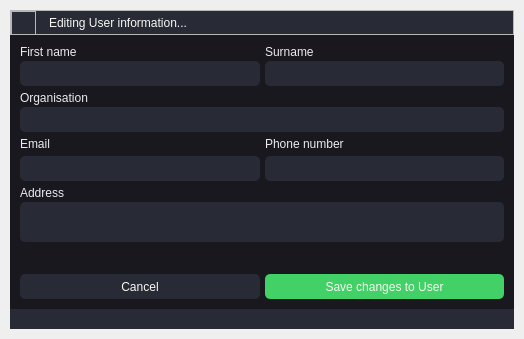
Old version of the form src/app/ui/qt/edituserdialog.ui in the repository AIR-G-UFOP/Saturn-SampleLog.
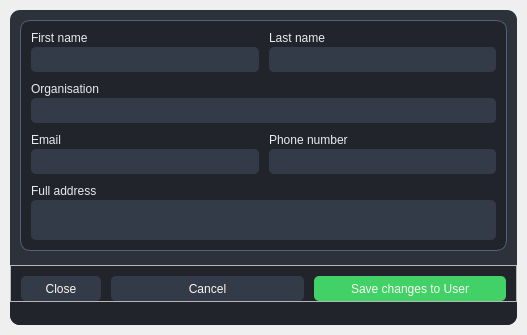
New version of the form. Icons and pictures are not drawn.

Patch:
```diff
--- a/src/app/ui/qt/edituserdialog.ui
+++ b/src/app/ui/qt/edituserdialog.ui
@@ -6,10 +6,28 @@
    <rect>
     <x>0</x>
     <y>0</y>
-    <width>524</width>
-    <height>339</height>
+    <width>527</width>
+    <height>335</height>
    </rect>
   </property>
+  <property name="minimumSize">
+   <size>
+    <width>340</width>
+    <height>335</height>
+   </size>
+  </property>
+  <property name="maximumSize">
+   <size>
+    <width>800</width>
+    <height>345</height>
+   </size>
+  </property>
+  <property name="sizeIncrement">
+   <size>
+    <width>0</width>
+    <height>0</height>
+   </size>
+  </property>
   <property name="windowTitle">
    <string>Dialog</string>
   </property>
@@ -18,33 +36,27 @@
 	color: #F8F8F2;
 	font: 8pt &quot;Inter 24pt Medium&quot;;
 }
-/* Bg App */
 #bgApp {	
-	background-color: #19181f;
+	background-color: rgb(44, 49, 58);
+	border-radius: 10px;
 }
+#ContentBox {border-radius: 10px;}
 #contentTopBg {
-	background-color: #282A36;
+	background-color: #20232f;
+	border-top-left-radius: 10px;
+	border-top-right-radius: 10px;
 }
-#topLogo {
-	background-image:;
-	background-position: centered;
-	background-repeat: no-repeat;
+#bottomBar {
+	background-color: rgb(33, 37, 43);
+	border-bottom-left-radius: 10px;
+	border-bottom-right-radius: 10px;
 }
-#titleRightInfo { 
-	padding-left: 10px;
- }
-/* Top Buttons */
-#rightButtons .QPushButton { background-color: rgba(255, 255, 255, 0); border: none;  border-radius: 5px; }
-#rightButtons .QPushButton:hover { background-color: rgb(44, 49, 57); border-style: solid; border-radius: 4px; }
-#rightButtons .QPushButton:pressed { background-color: rgb(23, 26, 30); border-style: solid; border-radius: 4px; }
-#closeAppBtn{ background-color: rgba(255, 255, 255, 0); border: none;}
-#closeAppBtn:hover{ background-color:#ff5555;}
-#closeAppBtn:pressed { background-color:rgb(193, 64, 64); border-style: solid;}
-/* Bottom Bar */
-#bottomBar { background-color: #282A36; }
-#bottomBar QLabel { font-size: 10px; color: rgb(113, 126, 149);}
+#bgUser {
+	background-color: rgb(33, 37, 43);
+	border-radius: 10px;
+	border: 1px solid #525f7f;
+}
 
-/*Button */
 #btn_saveuser {
 	border-radius: 5px;	
 	border: none;
@@ -59,7 +71,7 @@
 #btn_cancel {
 	border-radius: 5px;	
 	border: none;
-	background-color: #282A36;
+	background-color: rgb(52, 59, 72);
 }
 #btn_cancel:hover {
 	background-color: rgb(61, 70, 86);
@@ -67,10 +79,19 @@
 #btn_cancel:pressed {
 	background-color: #282A36;
 }
-
-/*LineEdit */
+#btn_close {
+	border-radius: 5px;	
+	border: none;
+	background-color: rgb(52, 59, 72);
+}
+#btn_close:hover {
+	background-color: #FF5555;
+}
+#btn_close:pressed {
+	background-color: rgb(52, 59, 72);
+}
 #content .QLineEdit {
-	background-color: #282A36;
+	background-color: rgb(52, 59, 72);
 	border-radius: 5px;
 	padding-left: 5px;
 	selection-color: rgb(255, 255, 255);
@@ -84,9 +105,8 @@
 	border: 1px solid #BD93F9;
 }
 
-/*TextEdit */
 #content .QTextEdit {
-	background-color: #282A36;
+	background-color: rgb(52, 59, 72);
 	border-radius: 5px;
 	padding-left: 5px;
 	selection-color: rgb(255, 255, 255);
@@ -100,7 +120,6 @@
 	border: 1px solid rgb(91, 101, 124);
 }
 
-/*QLabel */
 #content .QLabel {
 	color: #EAEAF0;
 	font: 8pt &quot;Inter 24pt Medium&quot;;
@@ -171,154 +190,6 @@
          <property name="bottomMargin">
           <number>0</number>
          </property>
-         <item>
-          <widget class="QFrame" name="contentTopBg">
-           <property name="minimumSize">
-            <size>
-             <width>0</width>
-             <height>25</height>
-            </size>
-           </property>
-           <property name="maximumSize">
-            <size>
-             <width>16777215</width>
-             <height>25</height>
-            </size>
-           </property>
-           <property name="frameShape">
-            <enum>QFrame::NoFrame</enum>
-           </property>
-           <property name="frameShadow">
-            <enum>QFrame::Raised</enum>
-           </property>
-           <layout class="QVBoxLayout" name="verticalLayout_4">
-            <property name="spacing">
-             <number>0</number>
-            </property>
-            <property name="leftMargin">
-             <number>0</number>
-            </property>
-            <property name="topMargin">
-             <number>0</number>
-            </property>
-            <property name="rightMargin">
-             <number>0</number>
-            </property>
-            <property name="bottomMargin">
-             <number>0</number>
-            </property>
-            <item>
-             <widget class="QFrame" name="leftBox">
-              <property name="frameShape">
-               <enum>QFrame::NoFrame</enum>
-              </property>
-              <property name="frameShadow">
-               <enum>QFrame::Raised</enum>
-              </property>
-              <layout class="QVBoxLayout" name="verticalLayout_5">
-               <property name="spacing">
-                <number>0</number>
-               </property>
-               <property name="leftMargin">
-                <number>0</number>
-               </property>
-               <property name="topMargin">
-                <number>0</number>
-               </property>
-               <property name="rightMargin">
-                <number>0</number>
-               </property>
-               <property name="bottomMargin">
-                <number>0</number>
-               </property>
-               <item>
-                <widget class="QFrame" name="titleGripFrame">
-                 <property name="frameShape">
-                  <enum>QFrame::StyledPanel</enum>
-                 </property>
-                 <property name="frameShadow">
-                  <enum>QFrame::Raised</enum>
-                 </property>
-                 <layout class="QHBoxLayout" name="horizontalLayout">
-                  <property name="spacing">
-                   <number>0</number>
-                  </property>
-                  <property name="leftMargin">
-                   <number>0</number>
-                  </property>
-                  <property name="topMargin">
-                   <number>0</number>
-                  </property>
-                  <property name="rightMargin">
-                   <number>0</number>
-                  </property>
-                  <property name="bottomMargin">
-                   <number>0</number>
-                  </property>
-                  <item>
-                   <widget class="QFrame" name="topLogo">
-                    <property name="minimumSize">
-                     <size>
-                      <width>25</width>
-                      <height>25</height>
-                     </size>
-                    </property>
-                    <property name="maximumSize">
-                     <size>
-                      <width>25</width>
-                      <height>25</height>
-                     </size>
-                    </property>
-                    <property name="frameShape">
-                     <enum>QFrame::StyledPanel</enum>
-                    </property>
-                    <property name="frameShadow">
-                     <enum>QFrame::Raised</enum>
-                    </property>
-                   </widget>
-                  </item>
-                  <item>
-                   <widget class="QLabel" name="titleRightInfo">
-                    <property name="text">
-                     <string>Editing User information...</string>
-                    </property>
-                   </widget>
-                  </item>
-                  <item>
-                   <widget class="QPushButton" name="closeAppBtn">
-                    <property name="minimumSize">
-                     <size>
-                      <width>0</width>
-                      <height>25</height>
-                     </size>
-                    </property>
-                    <property name="maximumSize">
-                     <size>
-                      <width>32</width>
-                      <height>16777215</height>
-                     </size>
-                    </property>
-                    <property name="cursor">
-                     <cursorShape>PointingHandCursor</cursorShape>
-                    </property>
-                    <property name="text">
-                     <string/>
-                    </property>
-                    <property name="icon">
-                     <iconset resource="../resources/resources.qrc">
-                      <normaloff>:/icons/icons/cil-close.png</normaloff>:/icons/icons/cil-close.png</iconset>
-                    </property>
-                   </widget>
-                  </item>
-                 </layout>
-                </widget>
-               </item>
-              </layout>
-             </widget>
-            </item>
-           </layout>
-          </widget>
-         </item>
          <item>
           <widget class="QFrame" name="contentBottom">
            <property name="frameShape">
@@ -357,9 +228,33 @@
               <property name="frameShadow">
                <enum>QFrame::Raised</enum>
               </property>
-              <layout class="QVBoxLayout" name="verticalLayout_13">
+              <layout class="QVBoxLayout" name="verticalLayout_4">
                <property name="spacing">
-                <number>5</number>
+                <number>0</number>
+               </property>
+               <property name="leftMargin">
+                <number>10</number>
+               </property>
+               <property name="topMargin">
+                <number>10</number>
+               </property>
+               <property name="rightMargin">
+                <number>10</number>
+               </property>
+               <property name="bottomMargin">
+                <number>10</number>
+               </property>
+               <item alignment="Qt::AlignTop">
+                <widget class="QFrame" name="bgUser">
+                 <property name="frameShape">
+                  <enum>QFrame::NoFrame</enum>
+                 </property>
+                 <property name="frameShadow">
+                  <enum>QFrame::Raised</enum>
+                 </property>
+                 <layout class="QVBoxLayout" name="verticalLayout_5">
+                  <property name="spacing">
+                   <number>10</number>
                </property>
                <property name="leftMargin">
                 <number>10</number>
@@ -375,6 +270,9 @@
                </property>
                <item>
                 <layout class="QHBoxLayout" name="horizontalLayout_5">
+                    <property name="spacing">
+                     <number>10</number>
+                    </property>
                  <item>
                   <layout class="QVBoxLayout" name="verticalLayout_7">
                    <property name="spacing">
@@ -407,7 +305,7 @@
                    <item>
                     <widget class="QLabel" name="label_2">
                      <property name="text">
-                      <string>Surname</string>
+                         <string>Last name</string>
                      </property>
                     </widget>
                    </item>
@@ -451,8 +349,14 @@
                </item>
                <item>
                 <layout class="QHBoxLayout" name="horizontalLayout_6">
+                    <property name="spacing">
+                     <number>10</number>
+                    </property>
                  <item>
                   <layout class="QVBoxLayout" name="verticalLayout_10">
+                      <property name="spacing">
+                       <number>2</number>
+                      </property>
                    <item>
                     <widget class="QLabel" name="label_4">
                      <property name="text">
@@ -474,6 +378,9 @@
                  </item>
                  <item>
                   <layout class="QVBoxLayout" name="verticalLayout_11">
+                      <property name="spacing">
+                       <number>2</number>
+                      </property>
                    <item>
                     <widget class="QLabel" name="label_5">
                      <property name="text">
@@ -503,7 +410,7 @@
                  <item>
                   <widget class="QLabel" name="label_6">
                    <property name="text">
-                    <string>Address</string>
+                       <string>Full address</string>
                    </property>
                   </widget>
                  </item>
@@ -525,21 +432,98 @@
                  </item>
                 </layout>
                </item>
+                 </layout>
+                </widget>
+               </item>
+              </layout>
+             </widget>
+            </item>
                <item>
-                <spacer name="verticalSpacer">
-                 <property name="orientation">
-                  <enum>Qt::Vertical</enum>
-                 </property>
-                 <property name="sizeHint" stdset="0">
+             <widget class="QFrame" name="bottomBar">
+              <property name="minimumSize">
+               <size>
+                <width>0</width>
+                <height>60</height>
+               </size>
+              </property>
+              <property name="maximumSize">
                   <size>
-                   <width>20</width>
-                   <height>40</height>
-                  </size>
-                 </property>
-                </spacer>
-               </item>
+                <width>16777215</width>
+                <height>60</height>
+               </size>
+              </property>
+              <property name="frameShape">
+               <enum>QFrame::NoFrame</enum>
+              </property>
+              <property name="frameShadow">
+               <enum>QFrame::Raised</enum>
+              </property>
+              <layout class="QVBoxLayout" name="verticalLayout_13">
+               <property name="spacing">
+                <number>0</number>
+               </property>
+               <property name="leftMargin">
+                <number>0</number>
+               </property>
+               <property name="topMargin">
+                <number>0</number>
+               </property>
+               <property name="rightMargin">
+                <number>0</number>
+               </property>
+               <property name="bottomMargin">
+                <number>0</number>
+               </property>
                <item>
-                <layout class="QHBoxLayout" name="horizontalLayout_4">
+                <widget class="QFrame" name="frame">
+                 <property name="frameShape">
+                  <enum>QFrame::StyledPanel</enum>
+                 </property>
+                 <property name="frameShadow">
+                  <enum>QFrame::Raised</enum>
+                 </property>
+                 <layout class="QHBoxLayout" name="horizontalLayout">
+                  <property name="spacing">
+                   <number>10</number>
+                  </property>
+                  <property name="leftMargin">
+                   <number>10</number>
+                  </property>
+                  <property name="topMargin">
+                   <number>10</number>
+                  </property>
+                  <property name="rightMargin">
+                   <number>10</number>
+                  </property>
+                  <property name="bottomMargin">
+                   <number>0</number>
+                  </property>
+                  <item>
+                   <widget class="QPushButton" name="btn_close">
+                    <property name="minimumSize">
+                     <size>
+                      <width>80</width>
+                      <height>25</height>
+                     </size>
+                    </property>
+                    <property name="maximumSize">
+                     <size>
+                      <width>80</width>
+                      <height>25</height>
+                     </size>
+                    </property>
+                    <property name="cursor">
+                     <cursorShape>PointingHandCursor</cursorShape>
+                    </property>
+                    <property name="text">
+                     <string>Close</string>
+                    </property>
+                    <property name="icon">
+                     <iconset resource="../resources/resources.qrc">
+                      <normaloff>:/icons/icons/cil-close.png</normaloff>:/icons/icons/cil-close.png</iconset>
+                    </property>
+                   </widget>
+                  </item>
                  <item>
                   <widget class="QPushButton" name="btn_cancel">
                    <property name="minimumSize">
@@ -573,46 +557,8 @@
                   </widget>
                  </item>
                 </layout>
-               </item>
-              </layout>
-             </widget>
-            </item>
-            <item>
-             <widget class="QFrame" name="bottomBar">
-              <property name="minimumSize">
-               <size>
-                <width>0</width>
-                <height>20</height>
-               </size>
-              </property>
-              <property name="maximumSize">
-               <size>
-                <width>16777215</width>
-                <height>20</height>
-               </size>
-              </property>
-              <property name="frameShape">
-               <enum>QFrame::NoFrame</enum>
-              </property>
-              <property name="frameShadow">
-               <enum>QFrame::Raised</enum>
-              </property>
-              <layout class="QHBoxLayout" name="horizontalLayout_2">
-               <property name="spacing">
-                <number>0</number>
-               </property>
-               <property name="leftMargin">
-                <number>0</number>
-               </property>
-               <property name="topMargin">
-                <number>0</number>
-               </property>
-               <property name="rightMargin">
-                <number>0</number>
-               </property>
-               <property name="bottomMargin">
-                <number>0</number>
-               </property>
+                </widget>
+               </item>
                <item>
                 <widget class="QFrame" name="loadingFrame">
                  <property name="frameShape">
@@ -644,9 +590,6 @@
                     </property>
                    </widget>
                   </item>
-                 </layout>
-                </widget>
-               </item>
                <item>
                 <widget class="QFrame" name="frame_size_grip">
                  <property name="minimumSize">
@@ -667,6 +610,9 @@
                  <property name="frameShadow">
                   <enum>QFrame::Raised</enum>
                  </property>
+                   </widget>
+                  </item>
+                 </layout>
                 </widget>
                </item>
               </layout>
```
Left out of the diff: 18 changed lines with no effect on the pictures. Lines whose indentation alone changed are shown as unchanged.
